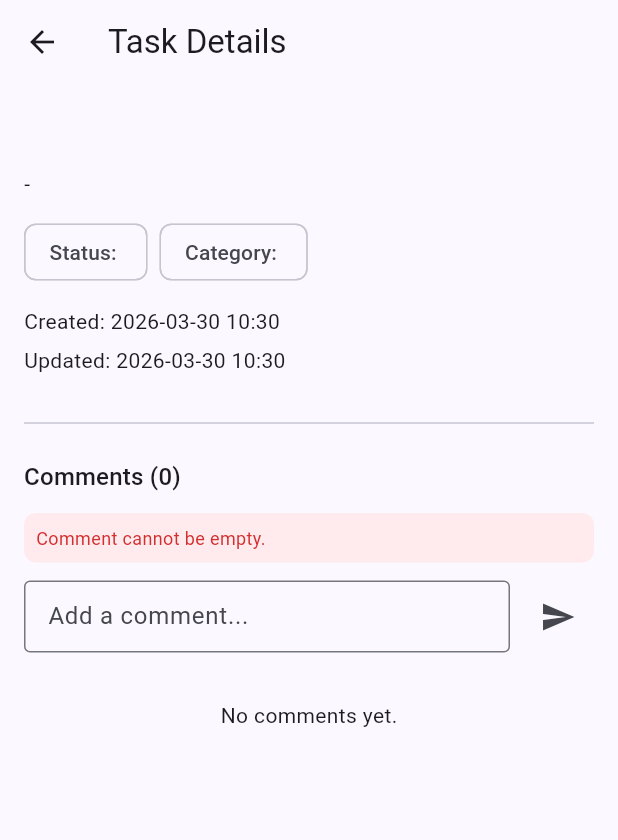
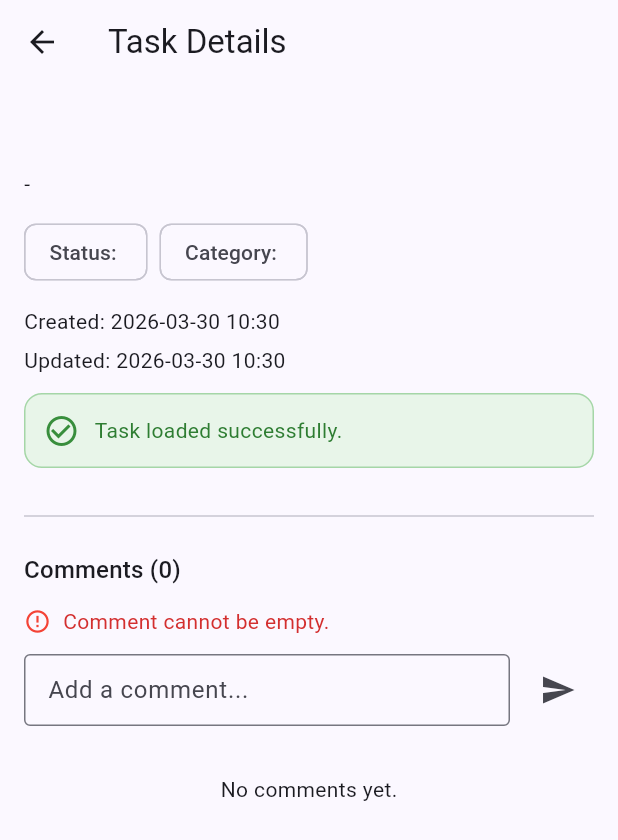
Before and after one commit to Abzal-BA/flutter_hw32, a Flutter app: the TaskDetailsScreen screen opened directly with empty values, after a tap on the "send" icon, on a phone screen of 412 x 824 dp. Shown: the top 840 px of the screen. Run offline on Flutter 3.47's test engine with Material 3 defaults, Android fonts, the phone set to English and light mode, and no system bars; our stand-ins replace cloud_firestore, firebase_auth, firebase_core, firebase_messaging, flutter_local_notifications, get_it and 2 more; accounts and stored records are empty.

Commit message:
Home work day 37

```diff
--- /dev/null
+++ b/lib/core/parsing/api_response_parser.dart
@@ -0,0 +1,57 @@
+import '../../features/comments/data/models/comment_model.dart';
+import '../../features/notifications/notification_payload.dart';
+import '../../features/tasks/data/models/task_model.dart';
+
+enum ApiResponseType { task, comment, notificationPayload }
+
+class ApiResponseContext {
+  const ApiResponseContext({required this.data, this.id, this.source});
+
+  final Map<String, dynamic> data;
+  final String? id;
+  final String? source;
+}
+
+abstract class ApiResponseParser<T> {
+  T parse(ApiResponseContext context);
+}
+
+class ApiResponseParserFactory {
+  const ApiResponseParserFactory._();
+
+  static ApiResponseParser<T> create<T>(ApiResponseType type) {
+    switch (type) {
+      case ApiResponseType.task:
+        return _TaskResponseParser() as ApiResponseParser<T>;
+      case ApiResponseType.comment:
+        return _CommentResponseParser() as ApiResponseParser<T>;
+      case ApiResponseType.notificationPayload:
+        return _NotificationPayloadResponseParser() as ApiResponseParser<T>;
+    }
+  }
+}
+
+class _TaskResponseParser implements ApiResponseParser<TaskModel> {
+  @override
+  TaskModel parse(ApiResponseContext context) {
+    return TaskModel.fromMap(context.data, id: context.id ?? '');
+  }
+}
+
+class _CommentResponseParser implements ApiResponseParser<CommentModel> {
+  @override
+  CommentModel parse(ApiResponseContext context) {
+    return CommentModel.fromMap(context.data, id: context.id ?? '');
+  }
+}
+
+class _NotificationPayloadResponseParser
+    implements ApiResponseParser<NotificationPayload> {
+  @override
+  NotificationPayload parse(ApiResponseContext context) {
+    return NotificationPayload.fromMap(
+      context.data,
+      fallbackSource: context.source ?? 'local',
+    );
+  }
+}
--- /dev/null
+++ b/lib/core/widgets/status_widget_factory.dart
@@ -0,0 +1,122 @@
+import 'package:flutter/material.dart';
+
+enum StatusWidgetType { loading, success, error }
+
+class StatusWidgetFactory {
+  const StatusWidgetFactory._();
+
+  static Widget create(
+    StatusWidgetType type, {
+    String? message,
+    VoidCallback? onRetry,
+    bool compact = false,
+  }) {
+    switch (type) {
+      case StatusWidgetType.loading:
+        return compact
+            ? Row(
+                mainAxisSize: MainAxisSize.min,
+                children: [
+                  const SizedBox(
+                    width: 16,
+                    height: 16,
+                    child: CircularProgressIndicator(strokeWidth: 2),
+                  ),
+                  const SizedBox(width: 10),
+                  Text(message ?? 'Loading...'),
+                ],
+              )
+            : Column(
+                mainAxisSize: MainAxisSize.min,
+                children: [
+                  const CircularProgressIndicator(),
+                  const SizedBox(height: 12),
+                  Text(message ?? 'Loading...'),
+                ],
+              );
+      case StatusWidgetType.success:
+        return _StatusMessageCard(
+          color: Colors.green,
+          icon: Icons.check_circle_outline,
+          message: message ?? 'Completed successfully.',
+          compact: compact,
+        );
+      case StatusWidgetType.error:
+        if (compact) {
+          return _StatusMessageCard(
+            color: Colors.red,
+            icon: Icons.error_outline,
+            message: message ?? 'Something went wrong.',
+            compact: true,
+          );
+        }
+
+        return Column(
+          mainAxisSize: MainAxisSize.min,
+          children: [
+            _StatusMessageCard(
+              color: Colors.red,
+              icon: Icons.error_outline,
+              message: message ?? 'Something went wrong.',
+            ),
+            if (onRetry != null) const SizedBox(height: 12),
+            if (onRetry != null)
+              FilledButton.icon(
+                onPressed: onRetry,
+                icon: const Icon(Icons.refresh),
+                label: const Text('Retry'),
+              ),
+          ],
+        );
+    }
+  }
+}
+
+class _StatusMessageCard extends StatelessWidget {
+  const _StatusMessageCard({
+    required this.color,
+    required this.icon,
+    required this.message,
+    this.compact = false,
+  });
+
+  final MaterialColor color;
+  final IconData icon;
+  final String message;
+  final bool compact;
+
+  @override
+  Widget build(BuildContext context) {
+    if (compact) {
+      return Row(
+        mainAxisSize: MainAxisSize.min,
+        children: [
+          Icon(icon, size: 18, color: color),
+          const SizedBox(width: 8),
+          Flexible(
+            child: Text(message, style: TextStyle(color: color.shade700)),
+          ),
+        ],
+      );
+    }
+
+    return Container(
+      width: double.infinity,
+      padding: const EdgeInsets.all(12),
+      decoration: BoxDecoration(
+        color: color.shade50,
+        borderRadius: BorderRadius.circular(12),
+        border: Border.all(color: color.shade200),
+      ),
+      child: Row(
+        children: [
+          Icon(icon, color: color.shade700),
+          const SizedBox(width: 10),
+          Expanded(
+            child: Text(message, style: TextStyle(color: color.shade800)),
+          ),
+        ],
+      ),
+    );
+  }
+}
--- a/lib/features/comments/data/datasources/comment_remote_datasource.dart
+++ b/lib/features/comments/data/datasources/comment_remote_datasource.dart
@@ -1,6 +1,7 @@
 import 'package:cloud_firestore/cloud_firestore.dart';
 import 'package:flutter/foundation.dart';
 
+import '../../../../core/parsing/api_response_parser.dart';
 import '../../domain/entities/comment.dart';
 import '../models/comment_model.dart';
 
@@ -10,13 +11,24 @@ class CommentRemoteDataSource {
   final FirebaseFirestore _firestore;
 
   Stream<List<Comment>> watchComments(String taskId) {
+    final parser = ApiResponseParserFactory.create<CommentModel>(
+      ApiResponseType.comment,
+    );
     return _firestore
         .collection('tasks')
         .doc(taskId)
         .collection('comments')
         .orderBy('createdAt', descending: true)
         .snapshots()
-        .map((snapshot) => snapshot.docs.map(CommentModel.fromDoc).toList());
+        .map(
+          (snapshot) => snapshot.docs
+              .map(
+                (doc) => parser.parse(
+                  ApiResponseContext(data: doc.data(), id: doc.id),
+                ),
+              )
+              .toList(),
+        );
   }
 
   Future<void> addComment({
@@ -38,8 +50,7 @@ class CommentRemoteDataSource {
             'createdAt': FieldValue.serverTimestamp(),
           });
     } catch (e, stackTrace) {
-      debugPrint(
-          '[comment_datasource] addComment failed: $e\n$stackTrace');
+      debugPrint('[comment_datasource] addComment failed: $e\n$stackTrace');
       rethrow;
     }
   }
--- a/lib/features/comments/presentation/pages/comments_screen.dart
+++ b/lib/features/comments/presentation/pages/comments_screen.dart
@@ -1,6 +1,7 @@
 import 'package:flutter/material.dart';
 
 import '../../../../di/service_locator.dart';
+import '../../../../core/widgets/status_widget_factory.dart';
 import '../viewmodel/comments_view_model.dart';
 
 class CommentsScreen extends StatefulWidget {
@@ -63,16 +64,10 @@ class _CommentsScreenState extends State<CommentsScreen> {
             if (state.errorMessage != null)
               Padding(
                 padding: const EdgeInsets.only(bottom: 12),
-                child: Container(
-                  padding: const EdgeInsets.all(8),
-                  decoration: BoxDecoration(
-                    color: Colors.red.shade50,
-                    borderRadius: BorderRadius.circular(8),
-                  ),
-                  child: Text(
-                    state.errorMessage!,
-                    style: TextStyle(color: Colors.red.shade700, fontSize: 12),
-                  ),
+                child: StatusWidgetFactory.create(
+                  StatusWidgetType.error,
+                  message: state.errorMessage!,
+                  compact: true,
                 ),
               ),
             Row(
@@ -104,7 +99,13 @@ class _CommentsScreenState extends State<CommentsScreen> {
             ),
             const SizedBox(height: 16),
             if (state.isLoading)
-              const Center(child: CircularProgressIndicator())
+              Center(
+                child: StatusWidgetFactory.create(
+                  StatusWidgetType.loading,
+                  message: 'Loading comments...',
+                  compact: true,
+                ),
+              )
             else if (state.items.isEmpty)
               Center(
                 child: Padding(
--- a/lib/features/tasks/data/datasources/task_remote_datasource.dart
+++ b/lib/features/tasks/data/datasources/task_remote_datasource.dart
@@ -1,5 +1,6 @@
 import 'package:cloud_firestore/cloud_firestore.dart';
 
+import '../../../../core/parsing/api_response_parser.dart';
 import '../../domain/entities/task.dart';
 import '../models/task_model.dart';
 
@@ -15,8 +16,9 @@ class TaskRemoteDataSource {
     required String searchTag,
     required int limit,
   }) {
-    Query<Map<String, dynamic>> query =
-        _firestore.collection('tasks').where('uid', isEqualTo: uid);
+    Query<Map<String, dynamic>> query = _firestore
+        .collection('tasks')
+        .where('uid', isEqualTo: uid);
 
     if (statusFilter != 'all') {
       query = query.where('status', isEqualTo: statusFilter);
@@ -29,17 +31,32 @@ class TaskRemoteDataSource {
     }
 
     query = query.orderBy('createdAt', descending: true).limit(limit);
-    return query
-        .snapshots()
-        .map((snapshot) => snapshot.docs.map(TaskModel.fromDoc).toList());
+    final parser = ApiResponseParserFactory.create<TaskModel>(
+      ApiResponseType.task,
+    );
+    return query.snapshots().map(
+      (snapshot) => snapshot.docs
+          .map(
+            (doc) =>
+                parser.parse(ApiResponseContext(data: doc.data(), id: doc.id)),
+          )
+          .toList(),
+    );
   }
 
   Stream<Task?> watchTask(String taskId) {
+    final parser = ApiResponseParserFactory.create<TaskModel>(
+      ApiResponseType.task,
+    );
     return _firestore
         .collection('tasks')
         .doc(taskId)
         .snapshots()
-        .map((doc) => doc.exists ? TaskModel.fromDoc(doc) : null);
+        .map(
+          (doc) => doc.exists
+              ? parser.parse(ApiResponseContext(data: doc.data()!, id: doc.id))
+              : null,
+        );
   }
 
   Future<void> addTask({
--- a/lib/features/tasks/data/models/task_model.dart
+++ b/lib/features/tasks/data/models/task_model.dart
@@ -16,12 +16,15 @@ class TaskModel extends Task {
   });
 
   factory TaskModel.fromDoc(DocumentSnapshot<Map<String, dynamic>> doc) {
-    final data = doc.data() ?? <String, dynamic>{};
+    return TaskModel.fromMap(doc.data() ?? <String, dynamic>{}, id: doc.id);
+  }
+
+  factory TaskModel.fromMap(Map<String, dynamic> data, {required String id}) {
     final createdTimestamp = data['createdAt'];
     final updatedTimestamp = data['updatedAt'];
 
     return TaskModel(
-      id: doc.id,
+      id: id,
       uid: (data['uid'] ?? '').toString(),
       title: (data['title'] ?? '').toString(),
       description: (data['description'] ?? '').toString(),
--- a/lib/features/tasks/presentation/pages/task_details_screen.dart
+++ b/lib/features/tasks/presentation/pages/task_details_screen.dart
@@ -1,6 +1,7 @@
 import 'package:flutter/material.dart';
 
 import '../../../../di/service_locator.dart';
+import '../../../../core/widgets/status_widget_factory.dart';
 import '../../../comments/presentation/pages/comments_screen.dart';
 import '../viewmodel/task_details_view_model.dart';
 
@@ -45,7 +46,12 @@ class _TaskDetailsScreenState extends State<TaskDetailsScreen> {
         if (_viewModel.errorMessage != null) {
           return Scaffold(
             appBar: AppBar(title: const Text('Task Details')),
-            body: Center(child: Text(_viewModel.errorMessage!)),
+            body: Center(
+              child: StatusWidgetFactory.create(
+                StatusWidgetType.error,
+                message: _viewModel.errorMessage!,
+              ),
+            ),
           );
         }
 
@@ -55,7 +61,12 @@ class _TaskDetailsScreenState extends State<TaskDetailsScreen> {
         if (_viewModel.isLoading || task == null) {
           return Scaffold(
             appBar: AppBar(title: Text(appBarTitle)),
-            body: const Center(child: CircularProgressIndicator()),
+            body: Center(
+              child: StatusWidgetFactory.create(
+                StatusWidgetType.loading,
+                message: 'Loading task details...',
+              ),
+            ),
           );
         }
 
@@ -84,6 +95,11 @@ class _TaskDetailsScreenState extends State<TaskDetailsScreen> {
               Text('Created: ${_formatDate(task.createdAt)}'),
               const SizedBox(height: 6),
               Text('Updated: ${_formatDate(task.updatedAt)}'),
+              const SizedBox(height: 12),
+              StatusWidgetFactory.create(
+                StatusWidgetType.success,
+                message: 'Task loaded successfully.',
+              ),
               const SizedBox(height: 24),
               const Divider(),
               const SizedBox(height: 16),
```
Also changed, not shown: lib/core/services/analytics_service.dart (added, +61 -0 lines), lib/features/auth/presentation/viewmodel/auth_view_model.dart (+90 -25 lines), lib/features/comments/data/models/comment_model.dart (+8 -2 lines), lib/features/notifications/notification_payload.dart (+27 -16 lines), lib/features/notifications/notification_service.dart (+37 -32 lines), lib/features/tasks/presentation/pages/task_page.dart (+25 -17 lines), lib/features/tasks/presentation/viewmodel/tasks_view_model.dart (+46 -9 lines), 2 other files. Lines whose indentation alone changed are shown as unchanged.
